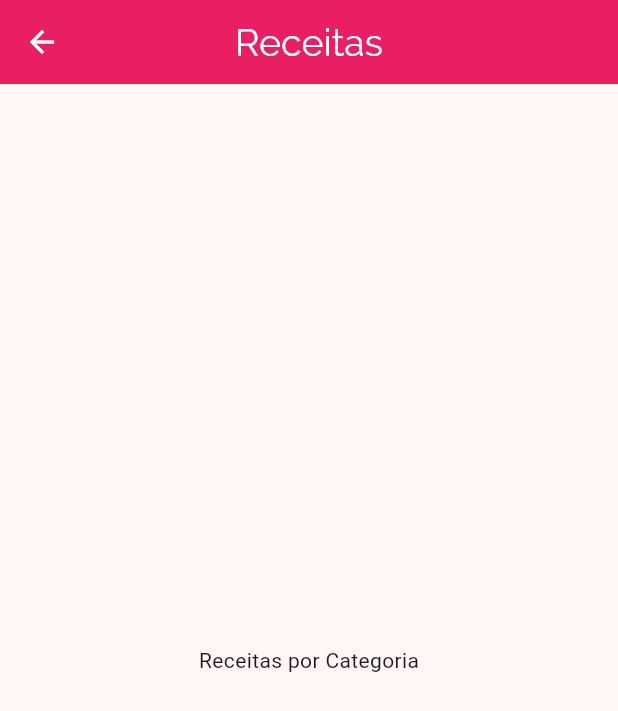
After one commit to cleitonaraujo89/meals, a Flutter app: the screen it shows after launch, after a tap on "Italiano", on a phone screen of 412 x 824 dp. The commit adds this screen. Shown: the top 711 px of the screen. Run offline on Flutter 3.47's test engine with Material 3 defaults, Android fonts, the phone set to English and light mode, and no system bars.

Commit message:
adcionando a navegação entre paginas

```diff
--- a/lib/components/category_item.dart
+++ b/lib/components/category_item.dart
@@ -2,15 +2,30 @@
 
 import 'package:flutter/material.dart';
 import '../models/category.dart';
+import '../screens/categories_meals_screen.dart';
 
 class CategoryItem extends StatelessWidget {
   final Category category;
 
   const CategoryItem({super.key, required this.category});
 
+  void _selectCategory(BuildContext context) {
+    Navigator.of(context).push(
+      MaterialPageRoute(
+        builder: (_) {
+          return CategoriesMealsScreen();
+        },
+      ),
+    );
+  }
+
   @override
   Widget build(BuildContext context) {
-    return Container(
+    return InkWell(
+      onTap: () => _selectCategory(context),
+      splashColor: Theme.of(context).primaryColor,
+      borderRadius: BorderRadius.circular(15),
+      child: Container(
         padding: EdgeInsets.all(15),
         decoration: BoxDecoration(
             borderRadius: BorderRadius.circular(15),
@@ -23,6 +38,7 @@ class CategoryItem extends StatelessWidget {
           category.title,
           style: Theme.of(context).textTheme.titleMedium,
         ),
+      ),
     );
   }
 }
--- /dev/null
+++ b/lib/screens/categories_meals_screen.dart
@@ -0,0 +1,17 @@
+import 'package:flutter/material.dart';
+
+class CategoriesMealsScreen extends StatelessWidget {
+  const CategoriesMealsScreen({super.key});
+
+  @override
+  Widget build(BuildContext context) {
+    return Scaffold(
+      appBar: AppBar(
+        title: Text('Receitas'),
+      ),
+      body: Center(
+        child: Text('Receitas por Categoria'),
+      ),
+    );
+  }
+}
```
Lines whose indentation alone changed are shown as unchanged.
